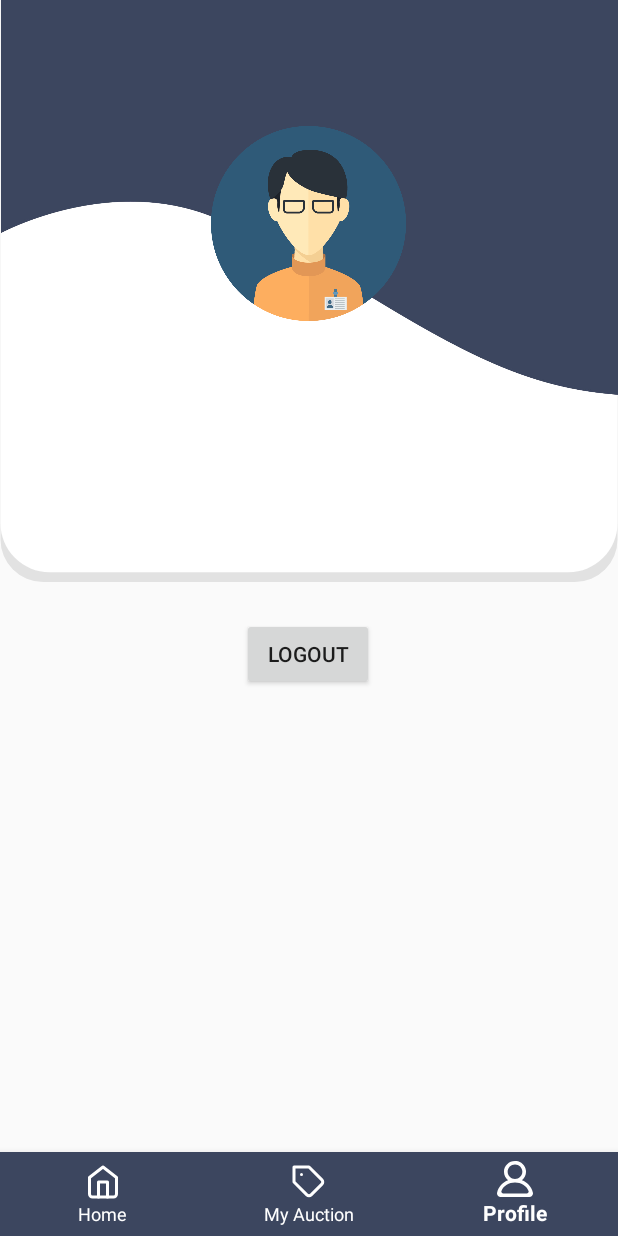
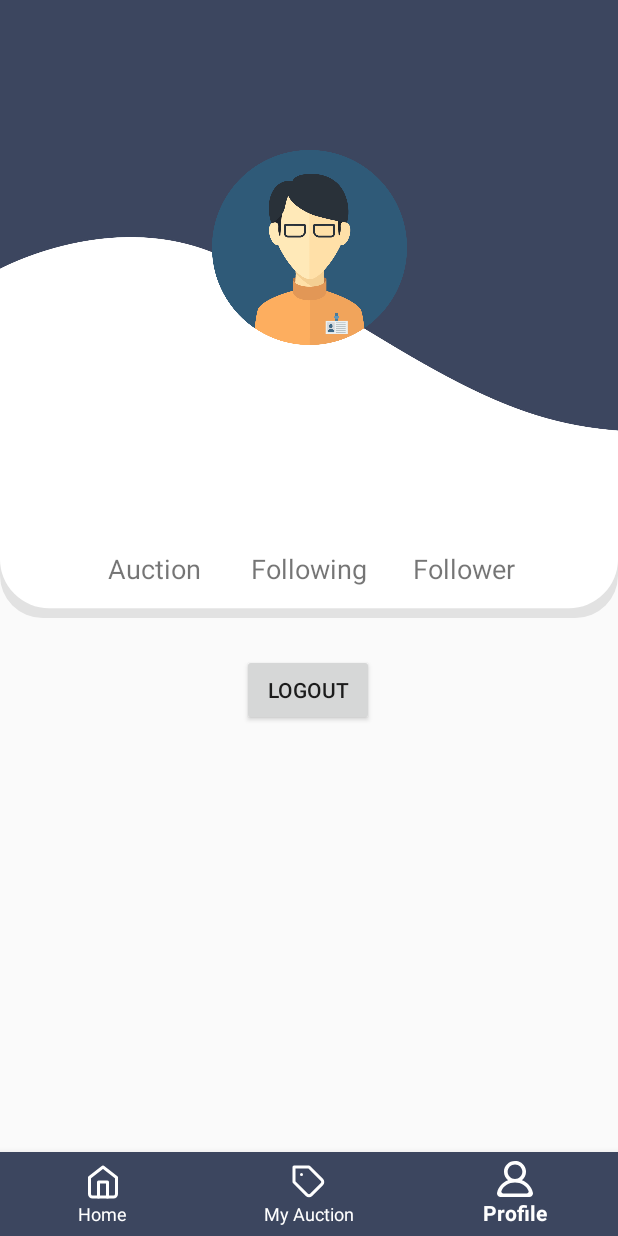
Before and after one commit to Stay2607/CapstoneArtion, an Android app: the screen it shows after launch once a user with an empty profile is signed in (HomeActivity), item 3 of the bottom bar chosen, on a phone screen of 412 x 824 dp. Run offline under Robolectric (Android 15) with nearby library versions, the phone set to English and light mode, and no system bars; our stand-ins replace Firebase (no records; nobody signed in at launch, a user with empty details on screens opened directly).

Commit message:
Update profile page

```diff
--- a/app/src/main/res/drawable/card_layout_navy_white.xml
+++ b/app/src/main/res/drawable/card_layout_navy_white.xml
@@ -2,6 +2,7 @@
 <layer-list xmlns:android="http://schemas.android.com/apk/res/android">
 <item>
     <shape android:shape="rectangle">
+        <size android:height="300dp"/>
         <corners
             android:bottomLeftRadius="130dp"
             android:bottomRightRadius="130dp" />
--- a/app/src/main/res/layout/fragment_profile.xml
+++ b/app/src/main/res/layout/fragment_profile.xml
@@ -9,14 +9,11 @@
     <ImageView
         android:id="@+id/profile_card"
         android:layout_width="match_parent"
-        android:layout_height="0dp"
-        android:layout_marginBottom="380dp"
+        android:layout_height="412dp"
         android:contentDescription="@string/profile_card"
         android:src="@drawable/card_layout_navy_white"
-        app:layout_constraintBottom_toBottomOf="parent"
-        app:layout_constraintDimensionRatio="1:1"
+        app:layout_constraintTop_toTopOf="parent"
         app:layout_constraintEnd_toEndOf="parent"
-        app:layout_constraintHorizontal_bias="0.0"
         app:layout_constraintStart_toStartOf="parent" />
 
     <ImageView
@@ -24,13 +21,11 @@
         android:layout_width="130dp"
         android:layout_height="130dp"
         android:contentDescription="@string/profile_avatar"
+        android:layout_marginTop="100dp"
         android:src="@drawable/avatar"
-        app:layout_constraintBottom_toBottomOf="@+id/profile_card"
         app:layout_constraintEnd_toEndOf="parent"
-        app:layout_constraintHorizontal_bias="0.498"
         app:layout_constraintStart_toStartOf="parent"
-        app:layout_constraintTop_toTopOf="parent"
-        app:layout_constraintVertical_bias="0.325" />
+        app:layout_constraintTop_toTopOf="parent"/>
 
     <TextView
         android:id="@+id/profile_name"
@@ -56,6 +51,75 @@
         app:layout_constraintStart_toStartOf="parent"
         app:layout_constraintEnd_toEndOf="parent"/>
 
+    <TextView
+        android:id="@+id/profile_following_number"
+        android:layout_width="wrap_content"
+        android:layout_height="wrap_content"
+        android:textStyle="bold"
+        android:textSize="18sp"
+        tools:text="158"
+        android:layout_marginTop="18dp"
+        app:layout_constraintTop_toBottomOf="@+id/profile_regional"
+        app:layout_constraintStart_toStartOf="parent"
+        app:layout_constraintEnd_toEndOf="parent"/>
+
+    <TextView
+        android:id="@+id/profile_follower_number"
+        android:layout_width="wrap_content"
+        android:layout_height="wrap_content"
+        android:textStyle="bold"
+        android:textSize="18sp"
+        tools:text="795"
+        android:layout_marginTop="18dp"
+        app:layout_constraintTop_toBottomOf="@+id/profile_regional"
+        app:layout_constraintEnd_toEndOf="parent"
+        app:layout_constraintStart_toEndOf="@id/profile_following_number"/>
+
+    <TextView
+        android:id="@+id/profile_auction_number"
+        android:layout_width="wrap_content"
+        android:layout_height="wrap_content"
+        android:textStyle="bold"
+        android:textSize="18sp"
+        tools:text="795"
+        android:layout_marginTop="18dp"
+        app:layout_constraintTop_toBottomOf="@+id/profile_regional"
+        app:layout_constraintStart_toStartOf="parent"
+        app:layout_constraintEnd_toStartOf="@id/profile_following_number"/>
+
+    <TextView
+        android:id="@+id/profile_following"
+        android:layout_width="wrap_content"
+        android:layout_height="wrap_content"
+        android:textSize="18sp"
+        android:text="@string/following"
+        android:layout_marginTop="4dp"
+        app:layout_constraintTop_toBottomOf="@+id/profile_follower_number"
+        app:layout_constraintStart_toStartOf="parent"
+        app:layout_constraintEnd_toEndOf="parent"/>
+
+    <TextView
+        android:id="@+id/profile_follower"
+        android:layout_width="wrap_content"
+        android:layout_height="wrap_content"
+        android:textSize="18sp"
+        android:text="@string/follower"
+        android:layout_marginTop="4dp"
+        app:layout_constraintTop_toBottomOf="@+id/profile_follower_number"
+        app:layout_constraintEnd_toEndOf="parent"
+        app:layout_constraintStart_toEndOf="@id/profile_following_number"/>
+
+    <TextView
+        android:id="@+id/profile_auction"
+        android:layout_width="wrap_content"
+        android:layout_height="wrap_content"
+        android:textSize="18sp"
+        android:text="@string/auction"
+        android:layout_marginTop="4dp"
+        app:layout_constraintTop_toBottomOf="@+id/profile_auction_number"
+        app:layout_constraintStart_toStartOf="parent"
+        app:layout_constraintEnd_toStartOf="@id/profile_following_number"/>
+
 
     <Button
         android:id="@+id/buttonLogout"
--- a/app/src/main/res/values/strings.xml
+++ b/app/src/main/res/values/strings.xml
@@ -29,4 +29,7 @@
     <string name="home">Home</string>
     <string name="profile_card">Profile Card</string>
     <string name="profile_avatar">Profile Avatar</string>
+    <string name="following">Following</string>
+    <string name="follower">Follower</string>
+    <string name="auction">Auction</string>
 </resources>
```
